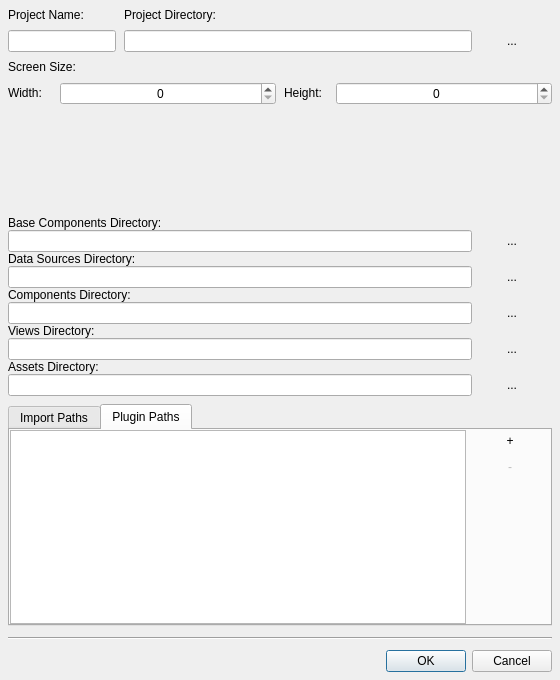
Old version of the form ui/projectpropertiesdialog.ui in the repository maxavadallat/maxdesigner.
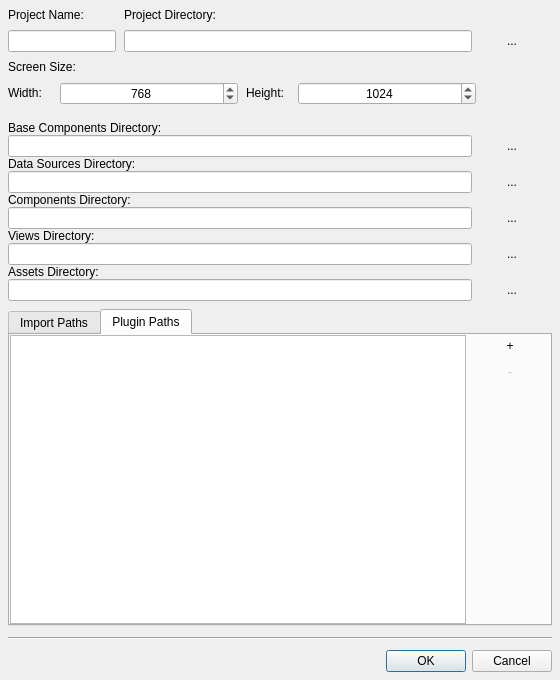
New version of the form.

What changed in the file:
```diff
--- a/ui/projectpropertiesdialog.ui
+++ b/ui/projectpropertiesdialog.ui
@@ -77,7 +77,7 @@
      </property>
     </widget>
    </item>
-   <item row="1" column="1" colspan="2">
+   <item row="1" column="1" colspan="3">
     <layout class="QHBoxLayout" name="projectDirLayout">
      <property name="spacing">
       <number>0</number>
@@ -113,10 +113,13 @@
    </item>
    <item row="3" column="0" colspan="3">
     <layout class="QHBoxLayout" name="screenSizeLayout">
+     <property name="spacing">
+      <number>8</number>
+     </property>
      <item>
       <widget class="QLabel" name="screenWidthLable">
        <property name="sizePolicy">
-        <sizepolicy hsizetype="Minimum" vsizetype="Fixed">
+        <sizepolicy hsizetype="Fixed" vsizetype="Fixed">
          <horstretch>0</horstretch>
          <verstretch>0</verstretch>
         </sizepolicy>
@@ -149,15 +152,27 @@
          <verstretch>0</verstretch>
         </sizepolicy>
        </property>
+       <property name="minimumSize">
+        <size>
+         <width>178</width>
+         <height>0</height>
+        </size>
+       </property>
        <property name="alignment">
         <set>Qt::AlignCenter</set>
        </property>
+       <property name="maximum">
+        <number>1920</number>
+       </property>
+       <property name="value">
+        <number>768</number>
+       </property>
       </widget>
      </item>
      <item>
       <widget class="QLabel" name="screenHeightLabel">
        <property name="sizePolicy">
-        <sizepolicy hsizetype="Minimum" vsizetype="Fixed">
+        <sizepolicy hsizetype="Fixed" vsizetype="Fixed">
          <horstretch>0</horstretch>
          <verstretch>0</verstretch>
         </sizepolicy>
@@ -190,18 +205,49 @@
          <verstretch>0</verstretch>
         </sizepolicy>
        </property>
+       <property name="minimumSize">
+        <size>
+         <width>178</width>
+         <height>0</height>
+        </size>
+       </property>
        <property name="alignment">
         <set>Qt::AlignCenter</set>
        </property>
+       <property name="maximum">
+        <number>1200</number>
+       </property>
+       <property name="value">
+        <number>1024</number>
+       </property>
       </widget>
      </item>
     </layout>
    </item>
+   <item row="3" column="3">
+    <spacer name="horizontalSpacer">
+     <property name="orientation">
+      <enum>Qt::Horizontal</enum>
+     </property>
+     <property name="sizeType">
+      <enum>QSizePolicy::Fixed</enum>
+     </property>
+     <property name="sizeHint" stdset="0">
+      <size>
+       <width>48</width>
+       <height>20</height>
+      </size>
+     </property>
+    </spacer>
+   </item>
    <item row="4" column="1">
     <spacer name="verticalSpacer_3">
      <property name="orientation">
       <enum>Qt::Vertical</enum>
      </property>
+     <property name="sizeType">
+      <enum>QSizePolicy::Fixed</enum>
+     </property>
      <property name="sizeHint" stdset="0">
       <size>
        <width>20</width>
@@ -210,7 +256,7 @@
      </property>
     </spacer>
    </item>
-   <item row="5" column="0" colspan="3">
+   <item row="5" column="0" colspan="4">
     <layout class="QVBoxLayout" name="projectDirsLayout">
      <property name="spacing">
       <number>0</number>
@@ -404,7 +450,7 @@
      </item>
     </layout>
    </item>
-   <item row="6" column="0" colspan="3">
+   <item row="6" column="0" colspan="4">
     <widget class="QTabWidget" name="tabWidget">
      <property name="sizePolicy">
       <sizepolicy hsizetype="MinimumExpanding" vsizetype="MinimumExpanding">
@@ -415,7 +461,7 @@
      <property name="minimumSize">
       <size>
        <width>0</width>
-       <height>100</height>
+       <height>200</height>
       </size>
      </property>
      <property name="currentIndex">
@@ -608,7 +654,7 @@
      </widget>
     </widget>
    </item>
-   <item row="7" column="0" colspan="3">
+   <item row="7" column="0" colspan="4">
     <widget class="Line" name="line">
      <property name="minimumSize">
       <size>
@@ -621,7 +667,7 @@
      </property>
     </widget>
    </item>
-   <item row="8" column="2">
+   <item row="8" column="2" colspan="2">
     <widget class="QDialogButtonBox" name="buttonBox">
      <property name="orientation">
       <enum>Qt::Horizontal</enum>
```
